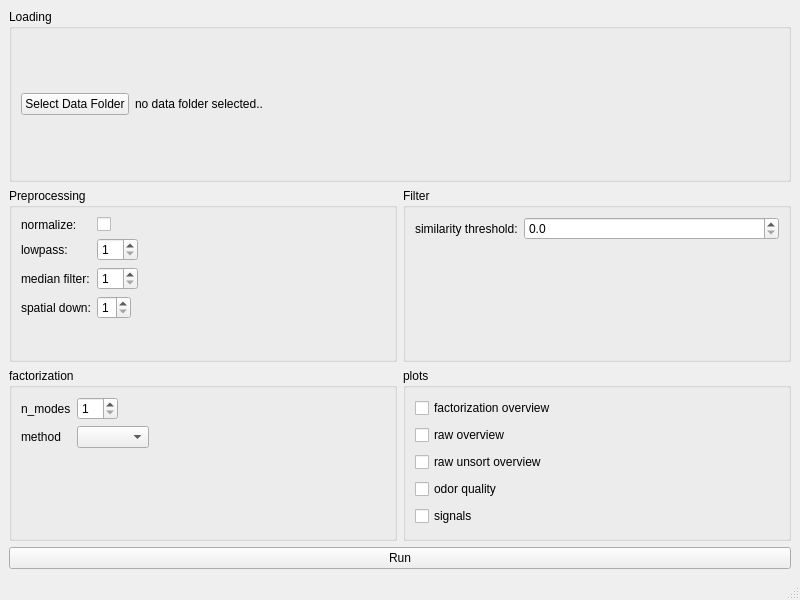
Before: the Qt Designer form main_gui/main_window.ui in dedan/DrosCalciumAnalyse, drawn with Qt 5.
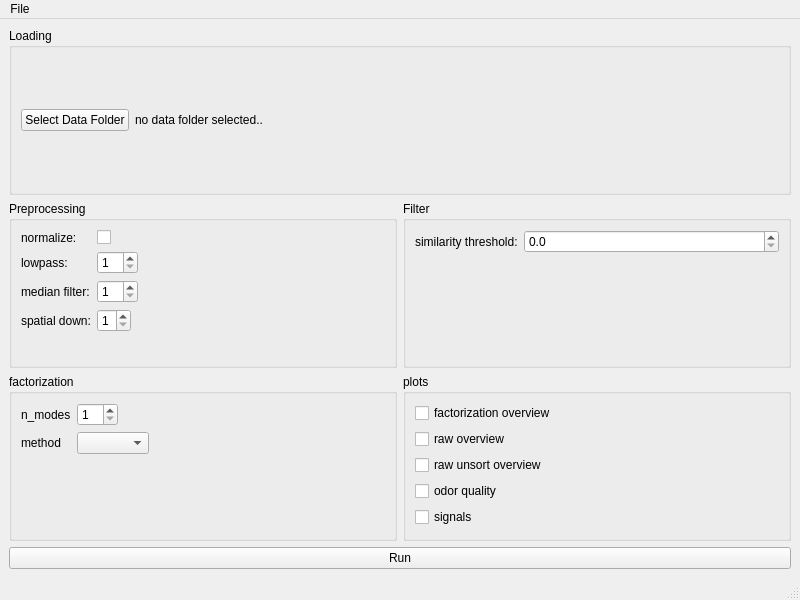
After: the same form once the commit is applied.

Commit message: fix threshold spinbox (stepsize) and ad menu bar

Patch:
```diff
--- a/main_gui/main_window.ui
+++ b/main_gui/main_window.ui
@@ -249,6 +249,34 @@
    </layout>
   </widget>
   <widget class="QStatusBar" name="statusbar"/>
+  <widget class="QMenuBar" name="menuBar">
+   <property name="geometry">
+    <rect>
+     <x>0</x>
+     <y>0</y>
+     <width>800</width>
+     <height>22</height>
+    </rect>
+   </property>
+   <widget class="QMenu" name="menuFile">
+    <property name="title">
+     <string>File</string>
+    </property>
+    <addaction name="actionLoad"/>
+    <addaction name="actionSave"/>
+   </widget>
+   <addaction name="menuFile"/>
+  </widget>
+  <action name="actionLoad">
+   <property name="text">
+    <string>load</string>
+   </property>
+  </action>
+  <action name="actionSave">
+   <property name="text">
+    <string>save</string>
+   </property>
+  </action>
  </widget>
  <resources/>
  <connections/>
```
Left out of the diff: 6 changed lines with no effect on the pictures.
